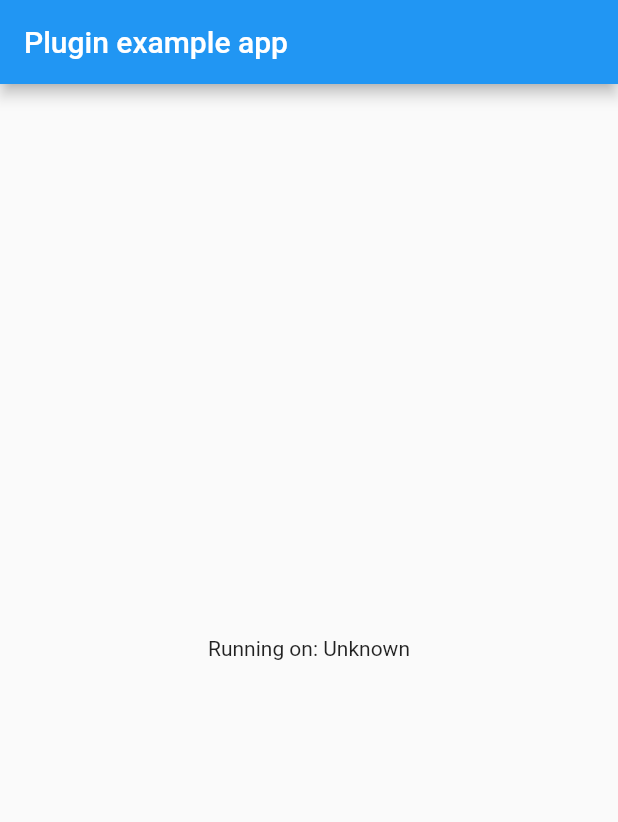
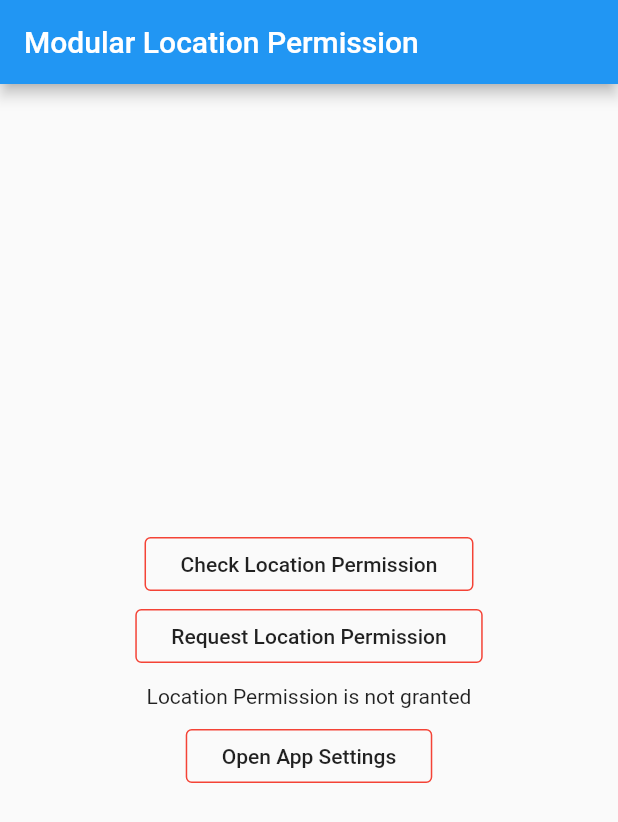
Before and after one commit to chillbrodev/modular_location_permission, a Flutter app: the screen it shows after launch, on a phone screen of 412 x 824 dp. Shown: the top 822 px of the screen. Run offline on Flutter 3.47's test engine with Material 2 defaults, Android fonts, the phone set to English and light mode, and no system bars.

Commit message:
Include demo app to showcase individual location permission plugin.

```diff
--- a/example/lib/main.dart
+++ b/example/lib/main.dart
@@ -1,56 +1,98 @@
 import 'package:flutter/material.dart';
-import 'dart:async';
-
 import 'package:flutter/services.dart';
-import 'package:modular_location_permission/modular_location_permission.dart';
 
 void main() {
-  runApp(MyApp());
+  runApp(DemoApp());
 }
 
-class MyApp extends StatefulWidget {
+class DemoApp extends StatefulWidget {
   @override
-  _MyAppState createState() => _MyAppState();
+  _DemoAppState createState() => _DemoAppState();
 }
 
-class _MyAppState extends State<MyApp> {
-  String _platformVersion = 'Unknown';
-
-  @override
-  void initState() {
-    super.initState();
-    initPlatformState();
-  }
-
-  // Platform messages are asynchronous, so we initialize in an async method.
-  Future<void> initPlatformState() async {
-    String platformVersion;
-    // Platform messages may fail, so we use a try/catch PlatformException.
-    try {
-      platformVersion = await ModularLocationPermission.platformVersion;
-    } on PlatformException {
-      platformVersion = 'Failed to get platform version.';
-    }
-
-    // If the widget was removed from the tree while the asynchronous platform
-    // message was in flight, we want to discard the reply rather than calling
-    // setState to update our non-existent appearance.
-    if (!mounted) return;
-
-    setState(() {
-      _platformVersion = platformVersion;
-    });
-  }
+class _DemoAppState extends State<DemoApp> {
+  bool _granted = false;
+  MethodChannel _channelLocation =
+      MethodChannel('ch.upte.modularLocationPermissions');
 
   @override
   Widget build(BuildContext context) {
     return MaterialApp(
       home: Scaffold(
         appBar: AppBar(
-          title: const Text('Plugin example app'),
+          title: Text('Modular Location Permission'),
         ),
         body: Center(
-          child: Text('Running on: $_platformVersion\n'),
+          child: Column(
+            mainAxisAlignment: MainAxisAlignment.center,
+            children: <Widget>[
+              OutlineButton(
+                shape: RoundedRectangleBorder(
+                    borderRadius: BorderRadius.circular(4.0)),
+                borderSide: BorderSide(color: Colors.red),
+                child: Padding(
+                  padding: const EdgeInsets.all(8.0),
+                  child: Text(
+                    'Check Location Permission',
+                    style: Theme.of(context).textTheme.button,
+                    textAlign: TextAlign.center,
+                  ),
+                ),
+                onPressed: () async {
+                  final String info = await _channelLocation.invokeMethod(
+                      'checkLocationPermission',
+                      {'permissionArgs': 'LocationWhenInUse'});
+                  setState(() {
+                    _granted = info == "granted";
+                  });
+                },
+              ),
+              OutlineButton(
+                shape: RoundedRectangleBorder(
+                    borderRadius: BorderRadius.circular(4.0)),
+                borderSide: BorderSide(color: Colors.red),
+                child: Padding(
+                  padding: const EdgeInsets.all(8.0),
+                  child: Text(
+                    'Request Location Permission',
+                    style: Theme.of(context).textTheme.button,
+                    textAlign: TextAlign.center,
+                  ),
+                ),
+                onPressed: () async {
+                  final String info = await _channelLocation.invokeMethod(
+                      'requestLocationPermission',
+                      {'permissionArgs': 'LocationWhenInUse'});
+                  setState(() {
+                    _granted = info == "granted";
+                  });
+                },
+              ),
+              Padding(
+                padding: const EdgeInsets.all(8.0),
+                child: Text(
+                  'Location Permission is ${_granted ? 'granted' : 'not granted'}',
+                  textAlign: TextAlign.center,
+                ),
+              ),
+              OutlineButton(
+                shape: RoundedRectangleBorder(
+                    borderRadius: BorderRadius.circular(4.0)),
+                borderSide: BorderSide(color: Colors.red),
+                child: Padding(
+                  padding: const EdgeInsets.all(8.0),
+                  child: Text(
+                    'Open App Settings',
+                    style: Theme.of(context).textTheme.button,
+                    textAlign: TextAlign.center,
+                  ),
+                ),
+                onPressed: () async {
+                  await _channelLocation.invokeMethod('openAppSettings');
+                },
+              ),
+            ],
+          ),
         ),
       ),
     );
--- a/lib/modular_location_permission.dart
+++ /dev/null
@@ -1,14 +0,0 @@
-
-import 'dart:async';
-
-import 'package:flutter/services.dart';
-
-class ModularLocationPermission {
-  static const MethodChannel _channel =
-      const MethodChannel('modular_location_permission');
-
-  static Future<String> get platformVersion async {
-    final String version = await _channel.invokeMethod('getPlatformVersion');
-    return version;
-  }
-}
```
Also changed, not shown: 5 other files.
